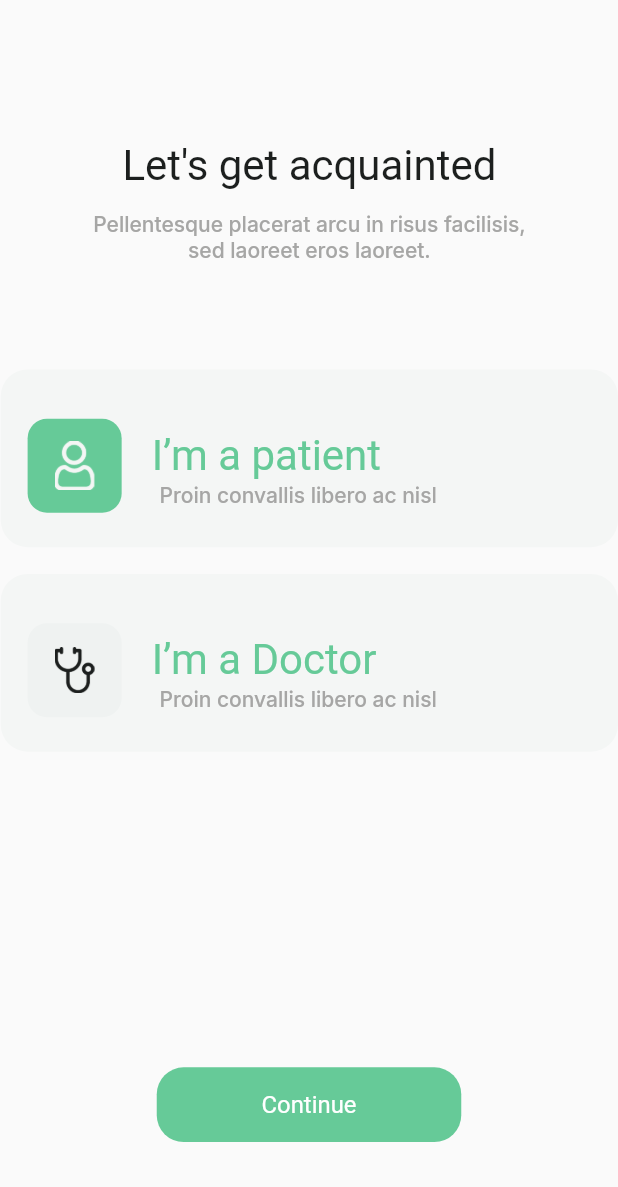
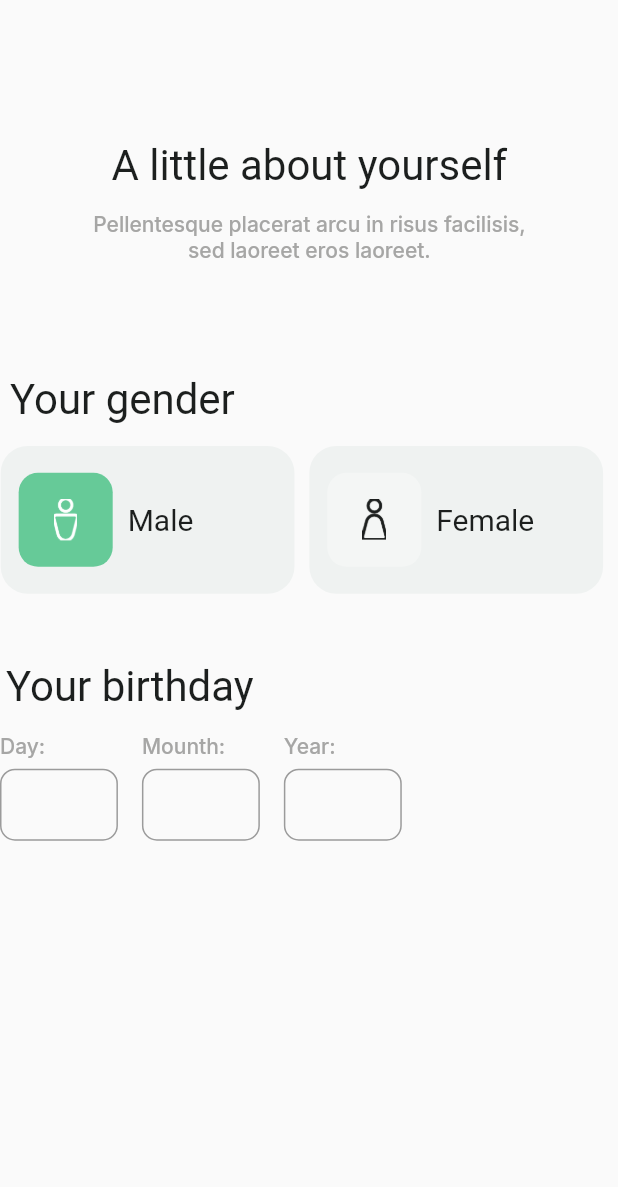
Before and after one commit to Teewhydot/medical_clinik, a Flutter app: the screen it shows after launch, on a phone screen of 412 x 824 dp, the part 49-1236 px from its top. Run offline on Flutter 3.47's test engine with Material 2 defaults, Android fonts, the phone set to English and light mode, and no system bars; our stand-ins replace google_fonts; Roboto replaces fonts that are missing (Gilroy-SemiBold).

Commit message:
Intro page three ongoing.

```diff
--- /dev/null
+++ b/lib/clinik_app/presentation/pages/intro_pages/intro_page_three.dart
@@ -0,0 +1,268 @@
+import 'package:flutter/material.dart';
+import 'package:medical_clinik/clinik_app/presentation/widgets/constants/constants.dart';
+import 'package:medical_clinik/generated/assets.dart';
+
+class IntroPageThree extends StatelessWidget {
+  const IntroPageThree({Key? key}) : super(key: key);
+
+  @override
+  Widget build(BuildContext context) {
+    double fem = MediaQuery.of(context).size.width / baseWidth;
+    return Scaffold(
+        body: SingleChildScrollView(
+      child: SafeArea(
+        child: Column(
+          children: [
+            Center(
+              child: Container(
+                margin:
+                    EdgeInsets.fromLTRB(0 * fem, 0 * fem, 0 * fem, 90 * fem),
+                child: Image.asset(
+                  Assets.imagesLogoMedicine143,
+                  height: 33 * fem,
+                  width: 33 * fem,
+                ),
+              ),
+            ),
+            Container(
+              margin:
+                  EdgeInsets.fromLTRB(0.5 * fem, 0 * fem, 0 * fem, 13 * fem),
+              child: Text(
+                'A little about yourself',
+                textAlign: TextAlign.center,
+                style: kHeaderTextStyle,
+              ),
+            ),
+            Container(
+              margin:
+                  EdgeInsets.fromLTRB(0.5 * fem, 0 * fem, 0 * fem, 72 * fem),
+              constraints: BoxConstraints(
+                maxWidth: 316 * fem,
+              ),
+              child: Text(
+                'Pellentesque placerat arcu in risus facilisis, sed laoreet eros laoreet.',
+                textAlign: TextAlign.center,
+                style: kSubHeaderTextStyle,
+              ),
+            ),
+            Container(
+              margin:
+                  EdgeInsets.fromLTRB(0 * fem, 0 * fem, 250 * fem, 13 * fem),
+              child: Text(
+                'Your gender',
+                style: kHeaderTextStyle,
+              ),
+            ),
+            Container(
+              margin:
+                  EdgeInsets.fromLTRB(0.5 * fem, 0 * fem, 0 * fem, 42 * fem),
+              width: double.infinity,
+              height: 99 * fem,
+              child: Row(
+                crossAxisAlignment: CrossAxisAlignment.center,
+                children: [
+                  Expanded(
+                    child: Container(
+                      // maleKF6 (9:443)
+                      margin: EdgeInsets.fromLTRB(
+                          0 * fem, 0 * fem, 10 * fem, 0 * fem),
+                      padding: EdgeInsets.fromLTRB(
+                          12 * fem, 18 * fem, 25 * fem, 18 * fem),
+                      height: double.infinity,
+                      decoration: BoxDecoration(
+                        color: const Color(0xffeff2f1),
+                        borderRadius: BorderRadius.circular(18 * fem),
+                      ),
+                      child: Row(
+                        crossAxisAlignment: CrossAxisAlignment.center,
+                        children: [
+                          Container(
+                            width: 63 * fem,
+                            height: 63 * fem,
+                            decoration: BoxDecoration(
+                              color: kAccentPrimaryGreen,
+                              borderRadius: BorderRadius.circular(13 * fem),
+                            ),
+                            child: Center(
+                              child: SizedBox(
+                                width: 15.93 * fem,
+                                height: 28 * fem,
+                                child: Image.asset(
+                                  Assets.imagesIconMale,
+                                  width: 15.93 * fem,
+                                  height: 28 * fem,
+                                ),
+                              ),
+                            ),
+                          ),
+                          addHorizontalSpacing(10 * fem),
+                          Text(
+                            // maleBwW (9:445)
+                            'Male',
+                            style: kHeaderTextStyle.copyWith(fontSize: 20),
+                          ),
+                        ],
+                      ),
+                    ),
+                  ),
+                  Expanded(
+                    child: Container(
+                      // maleKF6 (9:443)
+                      margin: EdgeInsets.fromLTRB(
+                          0 * fem, 0 * fem, 10 * fem, 0 * fem),
+                      padding: EdgeInsets.fromLTRB(
+                          12 * fem, 18 * fem, 25 * fem, 18 * fem),
+                      height: double.infinity,
+                      decoration: BoxDecoration(
+                        color: const Color(0xffeff2f1),
+                        borderRadius: BorderRadius.circular(18 * fem),
+                      ),
+                      child: Row(
+                        crossAxisAlignment: CrossAxisAlignment.center,
+                        children: [
+                          Container(
+                            width: 63 * fem,
+                            height: 63 * fem,
+                            decoration: BoxDecoration(
+                              color: kDarkGreyShade200,
+                              borderRadius: BorderRadius.circular(13 * fem),
+                            ),
+                            child: Center(
+                              child: SizedBox(
+                                width: 15.93 * fem,
+                                height: 28 * fem,
+                                child: Image.asset(
+                                  Assets.imagesIconFemale,
+                                  width: 15.93 * fem,
+                                  height: 28 * fem,
+                                ),
+                              ),
+                            ),
+                          ),
+                          addHorizontalSpacing(10 * fem),
+                          Text(
+                            // maleBwW (9:445)
+                            'Female',
+                            style: kHeaderTextStyle.copyWith(fontSize: 20),
+                          ),
+                        ],
+                      ),
+                    ),
+                  ),
+                ],
+              ),
+            ),
+            Container(
+              margin:
+                  EdgeInsets.fromLTRB(0 * fem, 0 * fem, 240 * fem, 13 * fem),
+              child: Text(
+                'Your birthday',
+                style: kHeaderTextStyle,
+              ),
+            ),
+            Container(
+              // birthdayWkp (9:421)
+              margin:
+                  EdgeInsets.fromLTRB(0 * fem, 0 * fem, 92.5 * fem, 38 * fem),
+              height: 85 * fem,
+              child: Row(
+                crossAxisAlignment: CrossAxisAlignment.center,
+                children: [
+                  SizedBox(
+                    width: 79 * fem,
+                    height: double.infinity,
+                    child: Column(
+                      crossAxisAlignment: CrossAxisAlignment.start,
+                      children: [
+                        Container(
+                          // dayCNk (9:423)
+                          margin: EdgeInsets.fromLTRB(
+                              0 * fem, 0 * fem, 0 * fem, 7 * fem),
+                          child: Text(
+                            'Day:',
+                            style: kSubHeaderTextStyle,
+                          ),
+                        ),
+                        TextFormField(
+                          maxLength: 2,
+                          // day (9:424)
+                          decoration: InputDecoration(
+                            counterText: '',
+                            contentPadding: EdgeInsets.fromLTRB(
+                                5 * fem, 4 * fem, 5 * fem, 3 * fem),
+                            border: OutlineInputBorder(
+                              borderRadius: BorderRadius.circular(10 * fem),
+                            ),
+                          ),
+                        ),
+                      ],
+                    ),
+                  ),
+                  addHorizontalSpacing(16),
+                  SizedBox(
+                    width: 79 * fem,
+                    height: double.infinity,
+                    child: Column(
+                      crossAxisAlignment: CrossAxisAlignment.start,
+                      children: [
+                        Container(
+                          // mounthJKJ (9:427)
+                          margin: EdgeInsets.fromLTRB(
+                              0 * fem, 0 * fem, 0 * fem, 7 * fem),
+                          child: Text('Mounth:', style: kSubHeaderTextStyle),
+                        ),
+                        TextFormField(
+                          maxLength: 2,
+                          // day (9:424)
+                          decoration: InputDecoration(
+                            counterText: '',
+                            contentPadding: EdgeInsets.fromLTRB(
+                                5 * fem, 4 * fem, 5 * fem, 3 * fem),
+                            border: OutlineInputBorder(
+                              borderRadius: BorderRadius.circular(10 * fem),
+                            ),
+                          ),
+                        ),
+                      ],
+                    ),
+                  ),
+                  addHorizontalSpacing(16),
+                  SizedBox(
+                    width: 79 * fem,
+                    height: double.infinity,
+                    child: Column(
+                      crossAxisAlignment: CrossAxisAlignment.start,
+                      children: [
+                        Container(
+                          // year2uW (9:431)
+                          margin: EdgeInsets.fromLTRB(
+                              0 * fem, 0 * fem, 0 * fem, 7 * fem),
+                          child: Text(
+                            'Year:',
+                            style: kSubHeaderTextStyle,
+                          ),
+                        ),
+                        TextFormField(
+                          maxLength: 4,
+                          // day (9:424)
+                          decoration: InputDecoration(
+                            counterText: '',
+                            contentPadding: EdgeInsets.fromLTRB(
+                                5 * fem, 4 * fem, 5 * fem, 3 * fem),
+                            border: OutlineInputBorder(
+                              borderRadius: BorderRadius.circular(10 * fem),
+                            ),
+                          ),
+                        ),
+                      ],
+                    ),
+                  ),
+                ],
+              ),
+            ),
+          ],
+        ),
+      ),
+    ));
+  }
+}
--- a/lib/clinik_app/presentation/pages/intro_pages/intro_page_two.dart
+++ b/lib/clinik_app/presentation/pages/intro_pages/intro_page_two.dart
@@ -37,7 +37,6 @@ class IntroPageTwo extends StatelessWidget {
                 ),
               ),
               Container(
-                // pellentesqueplaceratarcuinrisu (9:405)
                 margin:
                     EdgeInsets.fromLTRB(0.5 * fem, 0 * fem, 0 * fem, 72 * fem),
                 constraints: BoxConstraints(
@@ -143,8 +142,8 @@ class IntroPageTwo extends StatelessWidget {
                             child: Text(
                               'I’m a Doctor',
                               textAlign: TextAlign.left,
-                              style: kHeaderTextStyle.copyWith(
-                                  color: kAccentPrimaryGreen),
+                              style:
+                                  kHeaderTextStyle.copyWith(color: kDarkGrey),
                             ),
                           ),
                           Text(
--- a/lib/main.dart
+++ b/lib/main.dart
@@ -1,5 +1,5 @@
 import 'package:flutter/material.dart';
-import 'package:medical_clinik/clinik_app/presentation/pages/intro_pages/intro_page_two.dart';
+import 'package:medical_clinik/clinik_app/presentation/pages/intro_pages/intro_page_three.dart';
 
 void main() {
   runApp(const MyApp());
@@ -12,7 +12,7 @@ class MyApp extends StatelessWidget {
   Widget build(BuildContext context) {
     return const MaterialApp(
       debugShowCheckedModeBanner: false,
-      home: IntroPageTwo(),
+      home: IntroPageThree(),
     );
   }
 }
```
